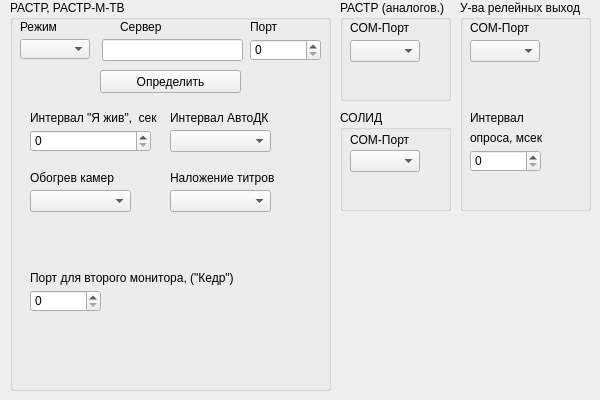
Above: m_cfg/rastr_adam_widget.ui from xXRadioHeadXx/start7 before the change. Below: the same form after it.
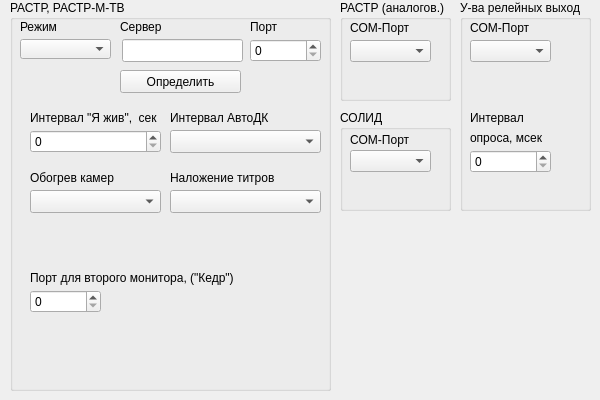
That is the form after the change.

```diff
--- a/m_cfg/rastr_adam_widget.ui
+++ b/m_cfg/rastr_adam_widget.ui
@@ -43,7 +43,7 @@
      <rect>
       <x>10</x>
       <y>39</y>
-      <width>70</width>
+      <width>91</width>
       <height>20</height>
      </rect>
     </property>
@@ -55,7 +55,7 @@
     </property>
     <property name="maximumSize">
      <size>
-      <width>81</width>
+      <width>999</width>
       <height>20</height>
      </size>
     </property>
@@ -66,9 +66,12 @@
       <x>240</x>
       <y>39</y>
       <width>71</width>
-      <height>22</height>
+      <height>23</height>
      </rect>
     </property>
+    <property name="maximum">
+     <number>9999</number>
+    </property>
    </widget>
    <widget class="QLabel" name="label_3">
     <property name="geometry">
@@ -86,10 +89,10 @@
    <widget class="QLineEdit" name="lineEdit">
     <property name="geometry">
      <rect>
-      <x>92</x>
+      <x>112</x>
       <y>39</y>
-      <width>141</width>
-      <height>22</height>
+      <width>121</width>
+      <height>23</height>
      </rect>
     </property>
    </widget>
@@ -109,9 +112,9 @@
    <widget class="QPushButton" name="pushButton">
     <property name="geometry">
      <rect>
-      <x>90</x>
+      <x>110</x>
       <y>70</y>
-      <width>141</width>
+      <width>121</width>
       <height>23</height>
      </rect>
     </property>
@@ -137,8 +140,8 @@
      <rect>
       <x>20</x>
       <y>130</y>
-      <width>121</width>
-      <height>22</height>
+      <width>131</width>
+      <height>23</height>
      </rect>
     </property>
    </widget>
@@ -187,9 +190,12 @@
       <x>20</x>
       <y>290</y>
       <width>71</width>
-      <height>22</height>
+      <height>23</height>
      </rect>
     </property>
+    <property name="maximum">
+     <number>9999</number>
+    </property>
    </widget>
    <widget class="QLabel" name="label_6">
     <property name="geometry">
@@ -209,8 +215,8 @@
      <rect>
       <x>160</x>
       <y>130</y>
-      <width>101</width>
-      <height>22</height>
+      <width>151</width>
+      <height>23</height>
      </rect>
     </property>
    </widget>
@@ -219,8 +225,8 @@
      <rect>
       <x>160</x>
       <y>190</y>
-      <width>101</width>
-      <height>22</height>
+      <width>151</width>
+      <height>23</height>
      </rect>
     </property>
    </widget>
@@ -229,8 +235,8 @@
      <rect>
       <x>20</x>
       <y>190</y>
-      <width>101</width>
-      <height>22</height>
+      <width>131</width>
+      <height>23</height>
      </rect>
     </property>
    </widget>
@@ -265,8 +271,8 @@
      <rect>
       <x>10</x>
       <y>150</y>
-      <width>71</width>
-      <height>22</height>
+      <width>81</width>
+      <height>23</height>
      </rect>
     </property>
    </widget>
@@ -301,7 +307,7 @@
      <rect>
       <x>10</x>
       <y>40</y>
-      <width>70</width>
+      <width>81</width>
       <height>22</height>
      </rect>
     </property>
@@ -349,7 +355,7 @@
      <rect>
       <x>10</x>
       <y>40</y>
-      <width>70</width>
+      <width>81</width>
       <height>22</height>
      </rect>
     </property>
@@ -397,7 +403,7 @@
      <rect>
       <x>10</x>
       <y>40</y>
-      <width>70</width>
+      <width>81</width>
       <height>22</height>
      </rect>
     </property>
```
Left out of the diff: 26 changed lines with no effect on the pictures.
